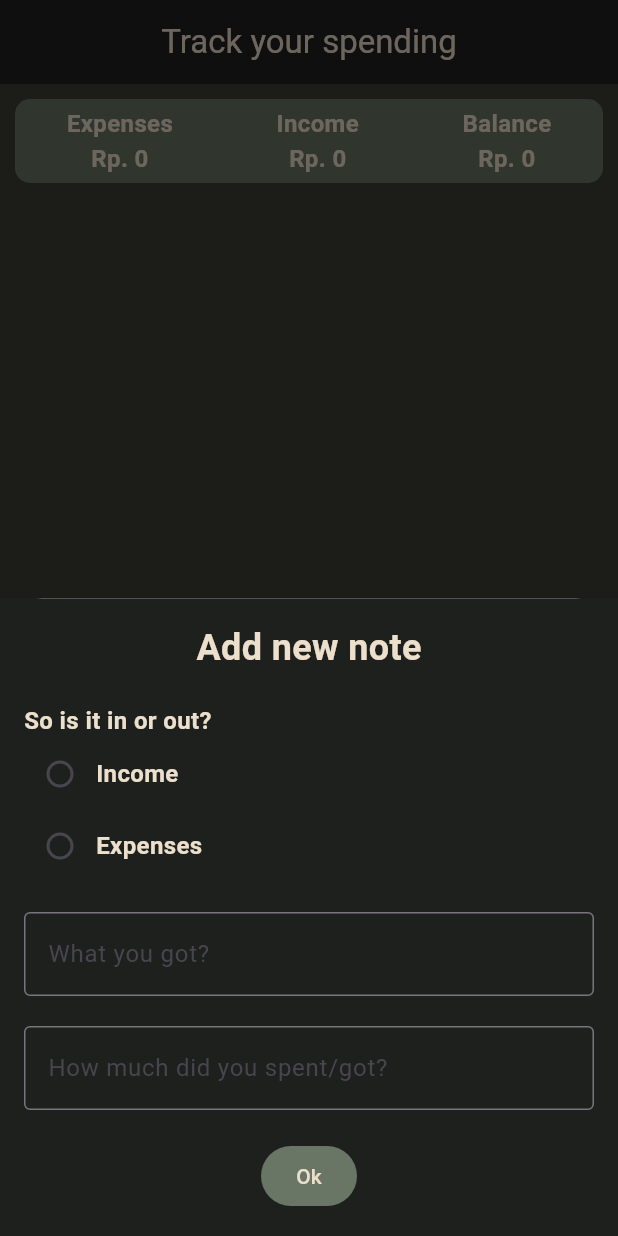
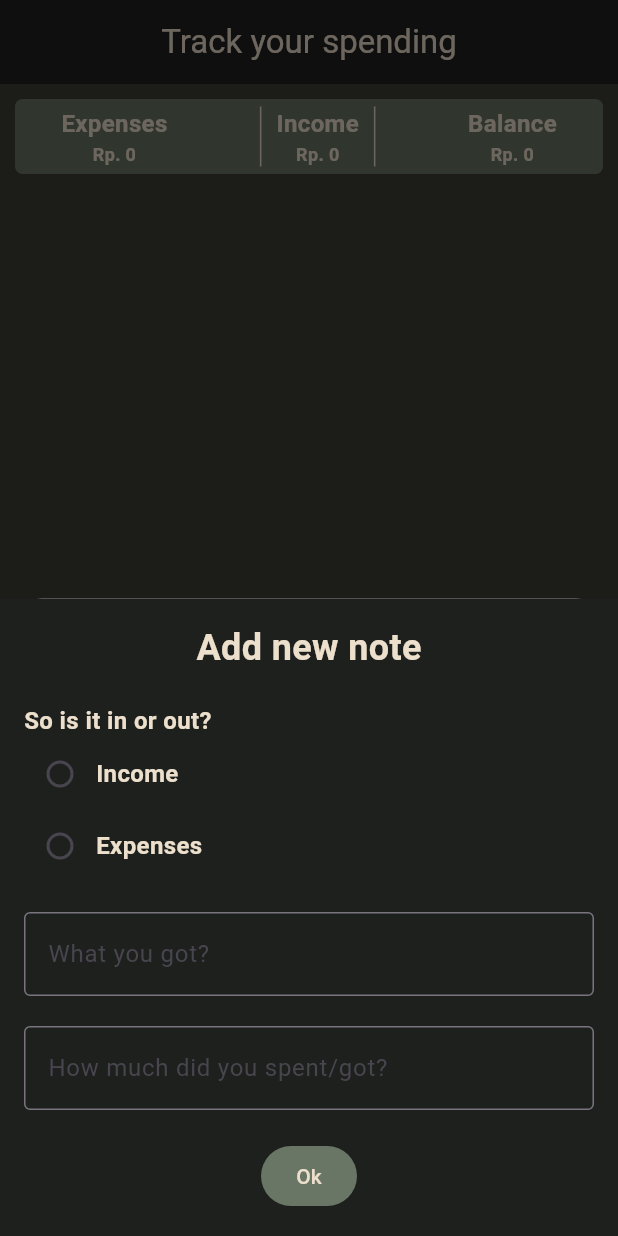
Before and after one commit to ifanhaqq/spending_note_app, a Flutter app: the screen it shows after launch, after a tap on the "add" icon, on a phone screen of 412 x 824 dp. Run offline on Flutter 3.47's test engine with Material 3 defaults, Android fonts, the phone set to English and light mode, and no system bars.

Commit message:
little styling

```diff
--- a/lib/src/screens/home_screen.dart
+++ b/lib/src/screens/home_screen.dart
@@ -167,6 +167,7 @@ class _HomeScreenState extends State<HomeScreen> {
                         labelText: 'What you got?',
                         border: OutlineInputBorder(),
                       ),
+                      style: TextStyle(color: Color(0xffECDFCC)),
                     ),
                     SizedBox(height: 20),
                     TextField(
@@ -176,7 +177,7 @@ class _HomeScreenState extends State<HomeScreen> {
                           border: OutlineInputBorder(),
                         ),
                         keyboardType: TextInputType.number,
-                    ),
+                        style: TextStyle(color: Color(0xffECDFCC))),
                     SizedBox(
                       height: 20,
                     ),
@@ -244,7 +245,7 @@ class _HomeScreenState extends State<HomeScreen> {
               margin: EdgeInsets.all(10),
               decoration: BoxDecoration(
                 color: Color(0XFF697565),
-                borderRadius: BorderRadius.circular(10), // Rounded corners
+                borderRadius: BorderRadius.circular(5), // Rounded corners
               ),
               child: Row(
                 mainAxisAlignment: MainAxisAlignment.spaceAround,
@@ -262,10 +263,17 @@ class _HomeScreenState extends State<HomeScreen> {
                           'Rp. $_totalExpenses',
                           style: TextStyle(
                               fontWeight: FontWeight.bold,
-                              color: Color(0xffECDFCC)),
+                              color: Color(0xffECDFCC),
+                              fontSize: 12),
                         )
                       ]),
-                  Column(
+                  Container(
+                      decoration: BoxDecoration(
+                          border: Border(
+                              right: BorderSide(color: Color(0xffECDFCC)),
+                              left: BorderSide(color: Color(0xffECDFCC)))),
+                      padding: EdgeInsets.symmetric(horizontal: 10),
+                      child: Column(
                           crossAxisAlignment: CrossAxisAlignment.center,
                           children: [
                             Text(
@@ -278,9 +286,10 @@ class _HomeScreenState extends State<HomeScreen> {
                               'Rp. $_totalIncome',
                               style: TextStyle(
                                   fontWeight: FontWeight.bold,
-                              color: Color(0xffECDFCC)),
+                                  color: Color(0xffECDFCC),
+                                  fontSize: 12),
                             )
-                      ]),
+                          ])),
                   Column(
                       crossAxisAlignment: CrossAxisAlignment.center,
                       children: [
@@ -294,7 +303,8 @@ class _HomeScreenState extends State<HomeScreen> {
                           'Rp. $_totalBalance',
                           style: TextStyle(
                               fontWeight: FontWeight.bold,
-                              color: Color(0xffECDFCC)),
+                              color: Color(0xffECDFCC),
+                              fontSize: 12),
                         )
                       ]),
                 ],
@@ -311,10 +321,9 @@ class _HomeScreenState extends State<HomeScreen> {
               int value = transaction.value;
               String name = transaction.transactionName;
               return Container(
-                margin: const EdgeInsets.symmetric(horizontal: 10, vertical: 5),
+                margin: const EdgeInsets.symmetric(horizontal: 3),
                 decoration: BoxDecoration(
-                  border: Border.all(color: Color(0xffECDFCC)),
-                  borderRadius: BorderRadius.circular(8),
+                  border: Border(bottom: BorderSide(color: Color(0xffECDFCC))),
                 ),
                 child: ListTile(
                     title: Text(
```
Lines whose indentation alone changed are shown as unchanged.
